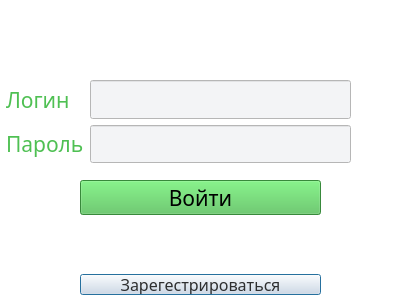
Above: auth_window.ui from marr97/MoneyMaze before the change. Below: the same form after it.
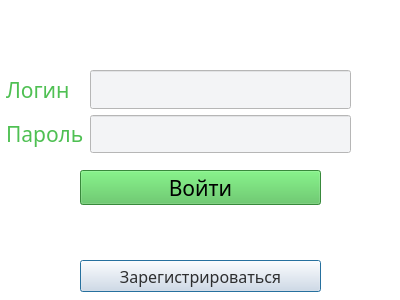
That is the form after the change.

```diff
--- a/auth_window.ui
+++ b/auth_window.ui
@@ -324,7 +324,7 @@
    <property name="geometry">
     <rect>
      <x>0</x>
-     <y>80</y>
+     <y>70</y>
      <width>401</width>
      <height>83</height>
     </rect>
@@ -599,9 +599,9 @@
    <property name="geometry">
     <rect>
      <x>0</x>
-     <y>274</y>
+     <y>260</y>
      <width>401</width>
-     <height>21</height>
+     <height>32</height>
     </rect>
    </property>
    <layout class="QGridLayout" name="gridLayout_2">
@@ -679,7 +679,7 @@
        </font>
       </property>
       <property name="text">
-       <string>Зарегестрироваться</string>
+       <string>Зарегистрироваться</string>
       </property>
      </widget>
     </item>
@@ -689,7 +689,7 @@
    <property name="geometry">
     <rect>
      <x>0</x>
-     <y>180</y>
+     <y>170</y>
      <width>401</width>
      <height>35</height>
     </rect>
```
